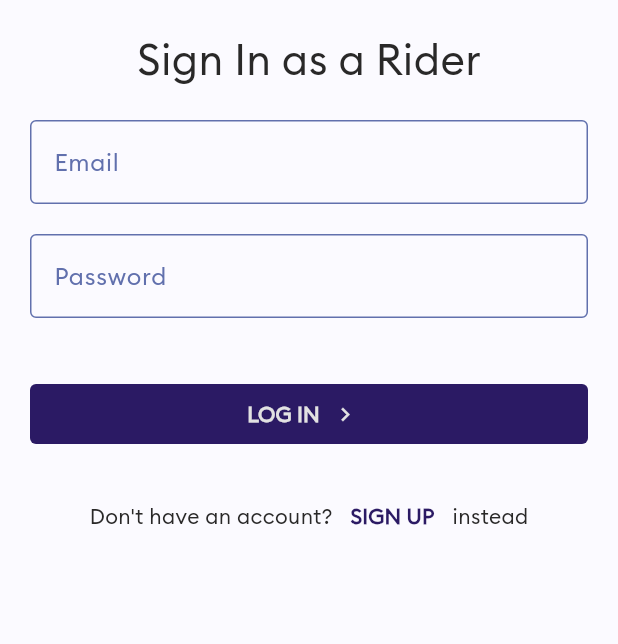
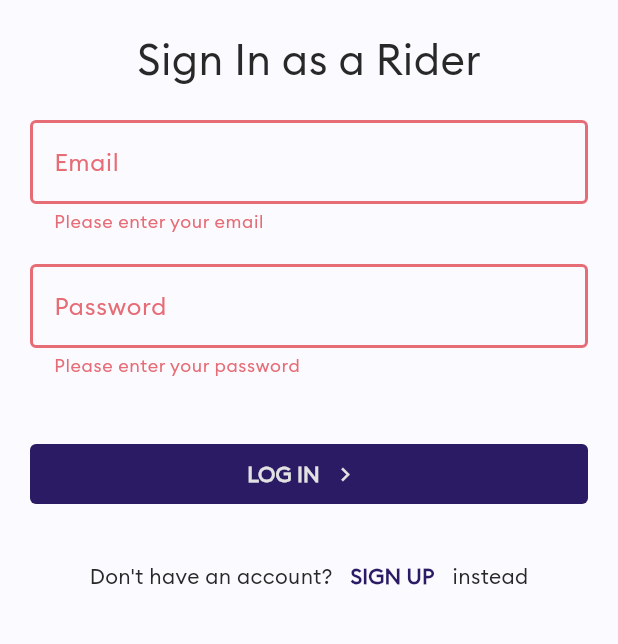
Before and after one commit to defUserName-404/DashNGo, a Flutter app: the LoginScreen screen opened by its route, after a tap on "LOG IN", on a phone screen of 412 x 824 dp, the part 240-884 px from its top. Run offline on Flutter 3.47's test engine with Material 3 defaults, Android fonts, the light colour scheme and no system bars; our stand-ins replace firebase_auth, firebase_core, firebase_database, flutter_map; accounts and stored records are empty; generated files the repository leaves out were written again.

Commit message:
firebase full authentication is complete

```diff
--- a/lib/services/auth/auth_service.dart
+++ b/lib/services/auth/auth_service.dart
@@ -1,10 +1,6 @@
 import 'auth_user.dart';
 
 abstract class AuthService {
-  AuthUser? get currentUser;
-
-  Future<void> initialize();
-
   Future<AuthUser> signIn({required String email, required String password});
 
   Future<void> signOut();
--- a/lib/services/auth/auth_user.dart
+++ b/lib/services/auth/auth_user.dart
@@ -4,23 +4,23 @@ import 'package:flutter/foundation.dart';
 @immutable
 class AuthUser {
   final String id;
-  final String fullName;
+  final String? fullName;
   final String email;
-  final String phoneNumber;
+  final String? phoneNumber;
 
   const AuthUser({
     required this.id,
-    required this.fullName,
+    this.fullName,
     required this.email,
-    required this.phoneNumber,
+    this.phoneNumber,
   });
 
   factory AuthUser.fromFirebase(User user) {
     return AuthUser(
       id: user.uid,
-      fullName: user.displayName!,
+      fullName: user.displayName,
       email: user.email!,
-      phoneNumber: user.phoneNumber!,
+      phoneNumber: user.phoneNumber,
     );
   }
 
--- a/lib/ui/screens/auth/login_screen.dart
+++ b/lib/ui/screens/auth/login_screen.dart
@@ -1,6 +1,9 @@
 import 'package:dash_n_go/services/auth/auth_validator.dart';
+import 'package:dash_n_go/services/auth/firebase_auth_service.dart';
 import 'package:dash_n_go/ui/widgets/app_button.dart';
 import 'package:flutter/material.dart';
+
+import '../../../services/auth/auth_exceptions.dart';
 
 class LoginScreen extends StatefulWidget {
   const LoginScreen({super.key});
@@ -10,6 +13,7 @@ class LoginScreen extends StatefulWidget {
 }
 
 class _LoginScreenState extends State<LoginScreen> {
+  late final _formKey = GlobalKey<FormState>();
   late final TextEditingController _emailController, _passwordController;
 
   @override
@@ -38,6 +42,7 @@ class _LoginScreenState extends State<LoginScreen> {
             right: 20,
           ),
           child: Form(
+            key: _formKey,
             child: Column(
               children: [
                 Center(
@@ -83,7 +88,46 @@ class _LoginScreenState extends State<LoginScreen> {
                     style: TextStyle(fontWeight: FontWeight.bold),
                   ),
                   icon: Icon(Icons.chevron_right),
-                  onPressed: () {},
+                  onPressed: () async {
+                    if (!_formKey.currentState!.validate()) return;
+                    try {
+                      await FirebaseAuthService().signIn(
+                        email: _emailController.text,
+                        password: _passwordController.text,
+                      );
+                      if (context.mounted) {
+                        Navigator.popAndPushNamed(context, '/home');
+                      }
+                    } on UserNotFoundAuthException {
+                      ScaffoldMessenger.of(context).showSnackBar(
+                        SnackBar(
+                          content: Text('User not found. Please register.'),
+                        ),
+                      );
+                    } on WrongPasswordAuthException {
+                      ScaffoldMessenger.of(context).showSnackBar(
+                        SnackBar(
+                          content: Text(
+                            'Incorrect password. Please try again.',
+                          ),
+                        ),
+                      );
+                    } on GenericAuthException {
+                      ScaffoldMessenger.of(context).showSnackBar(
+                        SnackBar(
+                          content: Text(
+                            'Authentication failed. Please try again.',
+                          ),
+                        ),
+                      );
+                    } catch (e) {
+                      ScaffoldMessenger.of(context).showSnackBar(
+                        SnackBar(
+                          content: Text('An unexpected error occurred.'),
+                        ),
+                      );
+                    }
+                  },
                 ),
                 SizedBox(height: 20),
                 Row(
--- a/pubspec.yaml
+++ b/pubspec.yaml
@@ -39,7 +39,7 @@ dependencies:
   firebase_auth: ^5.5.1
   firebase_database: ^11.3.4
 
-  google_maps_flutter: ^2.10.1
+  flutter_map: ^8.1.1
 
 dev_dependencies:
   flutter_test:
```
Also changed, not shown: lib/main.dart (+7 -3 lines), lib/services/auth/firebase_auth_service.dart (+10 -30 lines), lib/services/db/realtime_db.dart (+8 -10 lines), lib/ui/screens/auth/auth_wrapper.dart (added, +22 -0 lines), lib/ui/screens/auth/signup_screen.dart (+50 -9 lines), lib/ui/screens/home_screen.dart (+32 -2 lines), pubspec.lock.
